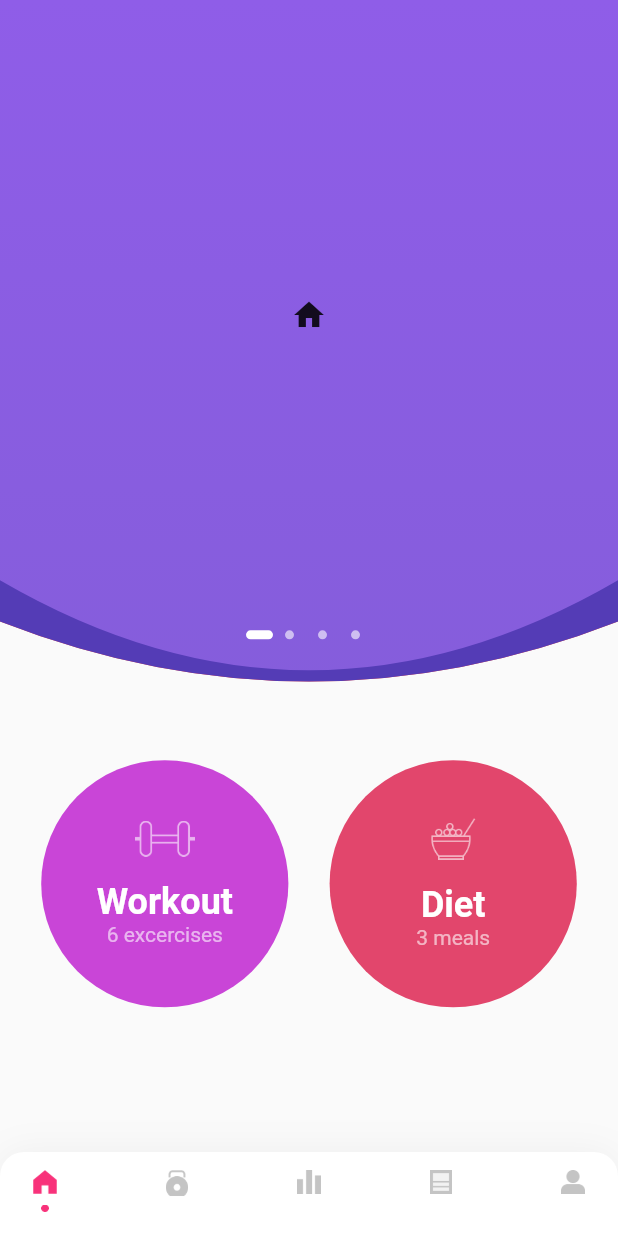
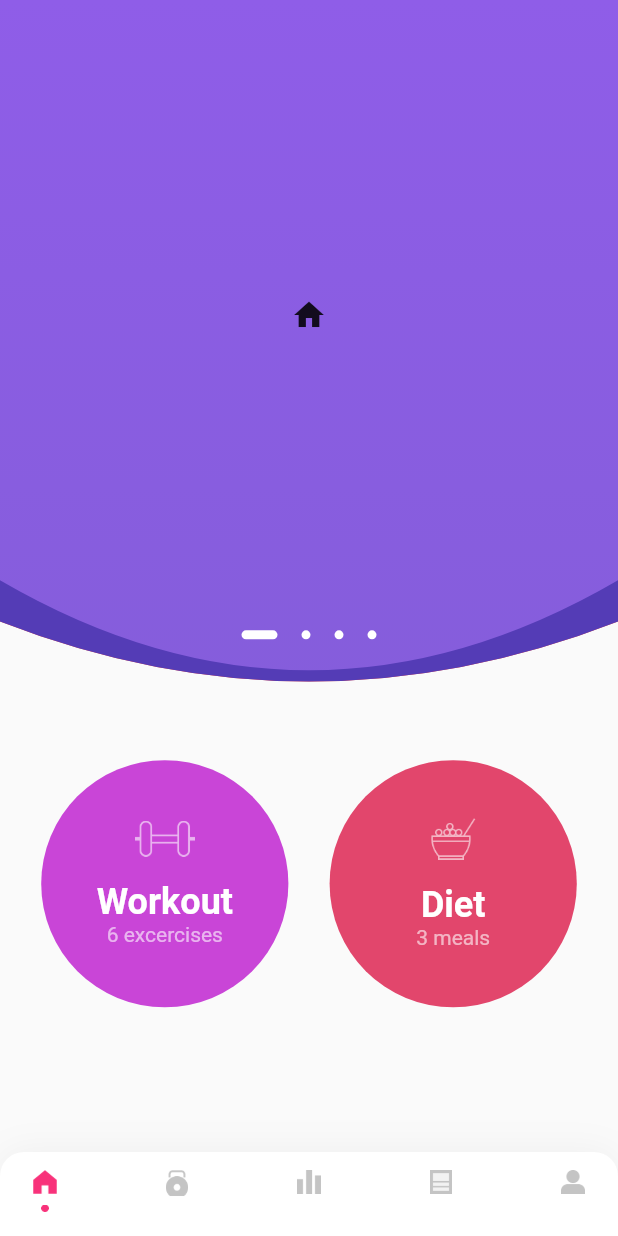
Before and after one commit to CoMatu/msfit, a Flutter app: the screen it shows after launch, on a phone screen of 412 x 824 dp. Run offline on Flutter 3.47's test engine with Material 2 defaults, Android fonts, the phone set to English and light mode, and no system bars.

Commit message:
индикатор страниц через провайдер, но без анимации

```diff
--- a/lib/features/msfit/presentation/pages/home_page.dart
+++ b/lib/features/msfit/presentation/pages/home_page.dart
@@ -270,33 +270,22 @@ class AnimationDots extends StatelessWidget {
   static Widget _buildDot(int index, context) {
     final _positionModel = Provider.of<PositionModel>(context);
     final _height = 6.0;
-    final _width = 6.0;
-    if (_positionModel.getPosition() == index) {
+    _positionModel.setIndex(index);
       return AnimatedContainer(
         child: Container(
+          margin: EdgeInsets.only(left: 8.0, right: 8.0),
           height: _height,
-          width: _width * 3,
+          width: _positionModel.getWidth(),
           decoration: BoxDecoration(
               color: Colors.white,
               borderRadius: BorderRadius.circular(_height / 2)),
         ),
-        duration: Duration(milliseconds: 500),
-        curve: Curves.fastOutSlowIn,
+        duration: Duration(seconds: 2),
+        curve: Curves.bounceIn,
       );
     }
-    return Opacity(
-      opacity: 0.6,
-      child: Container(
-        height: _height,
-        width: _width,
-        margin: EdgeInsets.only(left: 8.0, right: 8.0),
-        decoration: BoxDecoration(
-            color: Colors.white,
-            borderRadius: BorderRadius.circular(_height / 2)),
-      ),
-    );
   }
-}
+
 
 class CustomClipPath extends CustomClipper<Path> {
   @override
@@ -334,6 +323,8 @@ class CustomClipPathInner extends CustomClipper<Path> {
 
 class PositionModel with ChangeNotifier {
   int _position = 0;
+  int _index;
+  double _width = 6.0;
 
   getPosition() => _position;
 
@@ -342,4 +333,17 @@ class PositionModel with ChangeNotifier {
 
     notifyListeners();
   }
+
+  getIndex() => _index;
+
+  setIndex(int value) {
+    _index = value;
+  }
+
+  getWidth() {
+    if(_position == _index)
+     return _width*4;
+    return _width;
+  }
+
 }
```
